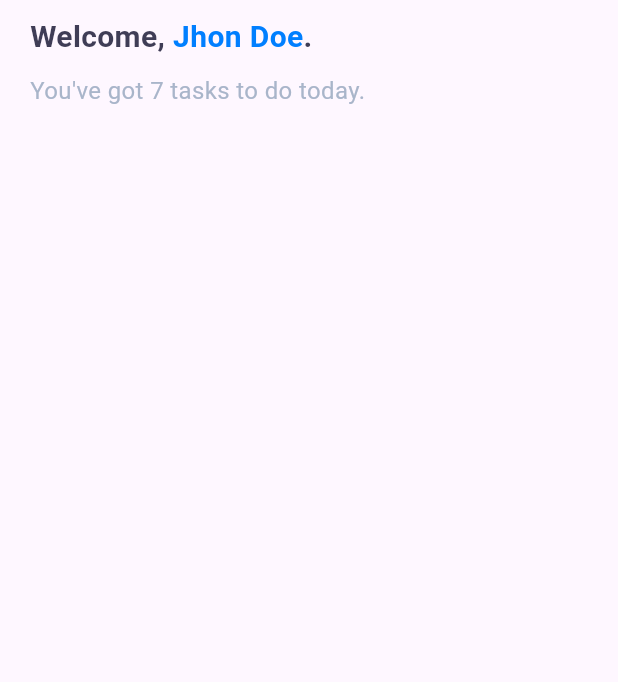
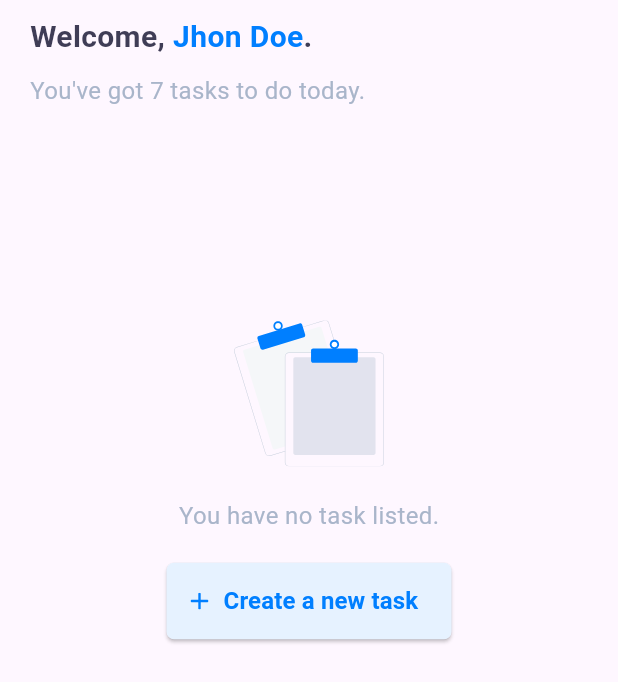
Before and after one commit to Baiokis/Taski-ToDo, a Flutter app: the TodoPageEmpty widget shown alone on an empty page, opened directly, on a phone screen of 412 x 824 dp. Shown: the top 682 px of the screen. Run offline on Flutter 3.47's test engine with Material 3 defaults, Android fonts, the phone set to English and light mode, and no system bars; our stand-ins replace flutter_svg; Roboto replaces fonts that are missing (Urbanist).

Commit message:
feat: Creating TodoPage Empty

```diff
--- a/analysis_options.yaml
+++ b/analysis_options.yaml
@@ -11,6 +11,7 @@ analyzer:
   errors:
     constant_identifier_names: ignore
     file_names: ignore
+    sort_child_properties_last: ignore
 include: package:flutter_lints/flutter.yaml
 
 linter:
--- a/lib/common/global_variables.dart
+++ b/lib/common/global_variables.dart
@@ -4,6 +4,7 @@ import 'package:flutter/material.dart';
 
 //Colors
 const color_blue = Color(0xff007FFF);
+const color_softBlue = Color(0xffe6f2ff);
 const color_white = Color(0xffffffff);
 const color_backgroundCard = Color(0xfff5f7f9);
 const color_textGrey = Color(0xffa9b5ca);
@@ -24,6 +25,7 @@ const search = 'assets/images/search.svg';
 const tablePicture = 'assets/images/tablePicture.svg';
 const todo = 'assets/images/todo.svg';
 const reticence = 'assets/images/reticence.svg';
+const plus = 'assets/images/plus.svg';
 
 //Text Styles
 const TextStyle textHeader = TextStyle(
@@ -70,3 +72,16 @@ const TextStyle textTaskCardDescription = TextStyle(
   fontSize: 14,
   color: color_textGrey,
 );
+
+const TextStyle textTodoPageEmptyButton = TextStyle(
+  color: color_blue,
+  fontSize: 16,
+  fontWeight: FontWeight.w700,
+  fontFamily: font,
+);
+
+const TextStyle textTodoPageEmptyMessage = TextStyle(
+  color: color_textGrey,
+  fontSize: 16,
+  fontFamily: font,
+);
--- a/lib/view/model.dart
+++ b/lib/view/model.dart
@@ -6,7 +6,6 @@ import 'package:taski/view/createPage.dart';
 import 'package:taski/view/donePage.dart';
 import 'package:taski/view/searchPage.dart';
 import 'package:taski/view/todoPage.dart';
-import 'package:taski/view/todoPageEmpty.dart';
 
 class ModelPage extends StatefulWidget {
   const ModelPage({super.key});
@@ -41,7 +40,7 @@ class _ModelPageState extends State<ModelPage> {
         children: [
           const Header(),
           _selectedIndex == 0
-              ? TodoPageEmpty()
+              ? TodoPage()
               : _selectedIndex == 1
               ? Createpage()
               : _selectedIndex == 2
--- a/lib/view/todoPage.dart
+++ b/lib/view/todoPage.dart
@@ -63,9 +63,13 @@ class _TodoPageState extends State<TodoPage> {
 
   @override
   Widget build(BuildContext context) {
-    return SingleChildScrollView(
-      child: Column(
-        children: [Headertodopage(numTask, name), _buildTodoCards(tasks)],
+    return SizedBox(
+      width: MediaQuery.of(context).size.width,
+      height: MediaQuery.of(context).size.height,
+      child: SingleChildScrollView(
+        child: Column(
+          children: [Headertodopage(numTask, name), _buildTodoCards(tasks)],
+        ),
       ),
     );
   }
--- a/lib/view/todoPageEmpty.dart
+++ b/lib/view/todoPageEmpty.dart
@@ -1,4 +1,6 @@
 import 'package:flutter/material.dart';
+import 'package:flutter_svg/svg.dart';
+import 'package:taski/common/global_variables.dart';
 import 'package:taski/common/widgets/headerTodoPage.dart';
 
 class TodoPageEmpty extends StatelessWidget {
@@ -9,6 +11,60 @@ class TodoPageEmpty extends StatelessWidget {
     final String name = "Jhon Doe";
     final int numTask = 7;
 
-    return Scaffold(body: Column(children: [Headertodopage(numTask, name)]));
+    return Column(
+      children: [Headertodopage(numTask, name), _buildEmptyState(context)],
+    );
+  }
+
+  //Body
+  Widget _buildEmptyState(BuildContext context) {
+    return SizedBox(
+      height: MediaQuery.of(context).size.height * 0.6,
+      child: Column(
+        mainAxisAlignment: MainAxisAlignment.center,
+        children: [
+          _buildIllustration(),
+          _buildEmptyMessage(),
+          _buildCreateTaskButton(context),
+        ],
+      ),
+    );
+  }
+
+  Widget _buildIllustration() {
+    return SvgPicture.asset(tablePicture, width: 100, height: 100);
+  }
+
+  Widget _buildEmptyMessage() {
+    return Padding(
+      padding: const EdgeInsets.symmetric(vertical: 20),
+      child: Text('You have no task listed.', style: textTodoPageEmptyMessage),
+    );
+  }
+
+  Widget _buildCreateTaskButton(BuildContext context) {
+    return SizedBox(
+      width: 190,
+      child: ElevatedButton(
+        onPressed: () => _onCreateTaskPressed(context),
+        style: ElevatedButton.styleFrom(
+          backgroundColor: color_softBlue,
+          shape: RoundedRectangleBorder(borderRadius: BorderRadius.circular(5)),
+          padding: const EdgeInsets.symmetric(vertical: 14, horizontal: 16),
+        ),
+        child: Row(
+          mainAxisAlignment: MainAxisAlignment.start,
+          children: [
+            SvgPicture.asset(plus, width: 12, height: 12),
+            const SizedBox(width: 10),
+            Text('Create a new task', style: textTodoPageEmptyButton),
+          ],
+        ),
+      ),
+    );
+  }
+
+  void _onCreateTaskPressed(BuildContext context) {
+    // TODO: Implement task creation logic
   }
 }
```
Also changed, not shown: assets/images/plus.svg (added).
